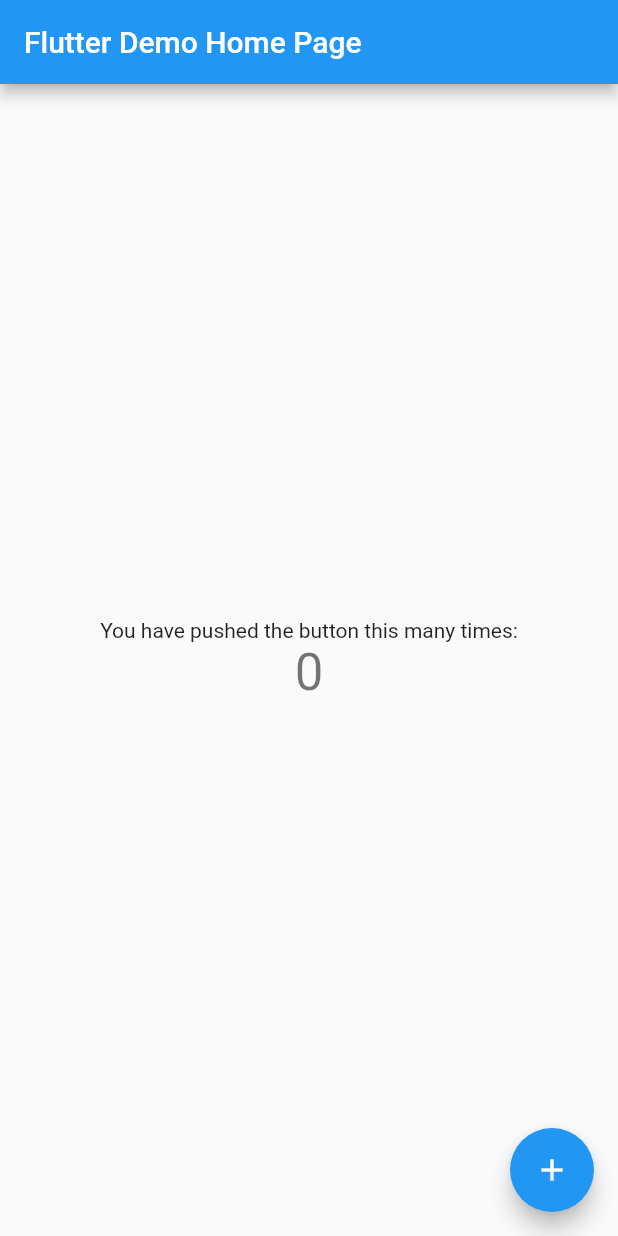
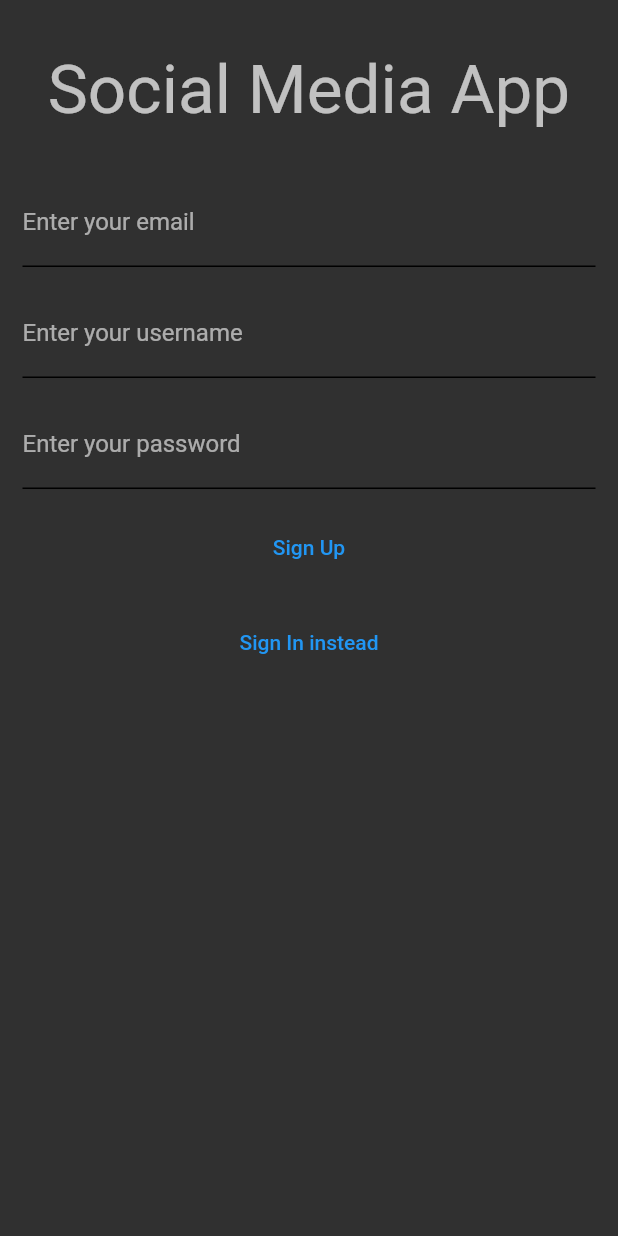
Before and after one commit to Seredyn/new_social_app, a Flutter app: the screen it shows after launch, on a phone screen of 412 x 824 dp. Run offline on Flutter 3.47's test engine with Material 2 defaults, Android fonts, the phone set to English and light mode, and no system bars; our stand-ins replace firebase_core; accounts and stored records are empty.

Commit message:
after migrating code from a previous project. THE APPLICATION RUNS ON BOTH SYSTEMS.

```diff
--- a/lib/main.dart
+++ b/lib/main.dart
@@ -1,6 +1,9 @@
 import 'package:flutter/material.dart';
 import 'package:firebase_core/firebase_core.dart';
 import 'firebase_options.dart';
+
+import 'package:new_social_app/screens/sign_in_screen.dart';
+import 'package:new_social_app/screens/sign_up_screen.dart';
 
 void main() async {
   WidgetsFlutterBinding.ensureInitialized();//этот метод нужно вызывать перед тем, как мы будем использовать нативный код. Следующий метод (await Firebase.initializeApp) использует именно нативный код на бекграунде)
@@ -10,116 +13,21 @@ void main() async {
   runApp(MyApp());
 }
 
-
-
-
-
 class MyApp extends StatelessWidget {
   const MyApp({Key? key}) : super(key: key);
 
   // This widget is the root of your application.
+  // Create new branch. IOS and Android was building
   @override
   Widget build(BuildContext context) {
     return MaterialApp(
-      title: 'Flutter Demo',
-      theme: ThemeData(
-        // This is the theme of your application.
-        //
-        // Try running your application with "flutter run". You'll see the
-        // application has a blue toolbar. Then, without quitting the app, try
-        // changing the primarySwatch below to Colors.green and then invoke
-        // "hot reload" (press "r" in the console where you ran "flutter run",
-        // or simply save your changes to "hot reload" in a Flutter IDE).
-        // Notice that the counter didn't reset back to zero; the application
-        // is not restarted.
-        primarySwatch: Colors.blue,
-      ),
-      home: const MyHomePage(title: 'Flutter Demo Home Page'),
+      theme: ThemeData.dark(),
+      home: SignUpScreen(),
+      routes: {
+        //"Sign in screen" : (context) => SignInScreen(),
+        SignInScreen.id : (context) => SignInScreen(),
+        SignUpScreen.id : (context) => SignUpScreen(),
+      },
     );
   }
 }
-
-class MyHomePage extends StatefulWidget {
-  const MyHomePage({Key? key, required this.title}) : super(key: key);
-
-  // This widget is the home page of your application. It is stateful, meaning
-  // that it has a State object (defined below) that contains fields that affect
-  // how it looks.
-
-  // This class is the configuration for the state. It holds the values (in this
-  // case the title) provided by the parent (in this case the App widget) and
-  // used by the build method of the State. Fields in a Widget subclass are
-  // always marked "final".
-
-  final String title;
-
-  @override
-  State<MyHomePage> createState() => _MyHomePageState();
-}
-
-class _MyHomePageState extends State<MyHomePage> {
-  int _counter = 0;
-
-  void _incrementCounter() {
-    setState(() {
-      // This call to setState tells the Flutter framework that something has
-      // changed in this State, which causes it to rerun the build method below
-      // so that the display can reflect the updated values. If we changed
-      // _counter without calling setState(), then the build method would not be
-      // called again, and so nothing would appear to happen.
-      _counter++;
-    });
-  }
-
-  @override
-  Widget build(BuildContext context) {
-    // This method is rerun every time setState is called, for instance as done
-    // by the _incrementCounter method above.
-    //
-    // The Flutter framework has been optimized to make rerunning build methods
-    // fast, so that you can just rebuild anything that needs updating rather
-    // than having to individually change instances of widgets.
-    return Scaffold(
-      appBar: AppBar(
-        // Here we take the value from the MyHomePage object that was created by
-        // the App.build method, and use it to set our appbar title.
-        title: Text(widget.title),
-      ),
-      body: Center(
-        // Center is a layout widget. It takes a single child and positions it
-        // in the middle of the parent.
-        child: Column(
-          // Column is also a layout widget. It takes a list of children and
-          // arranges them vertically. By default, it sizes itself to fit its
-          // children horizontally, and tries to be as tall as its parent.
-          //
-          // Invoke "debug painting" (press "p" in the console, choose the
-          // "Toggle Debug Paint" action from the Flutter Inspector in Android
-          // Studio, or the "Toggle Debug Paint" command in Visual Studio Code)
-          // to see the wireframe for each widget.
-          //
-          // Column has various properties to control how it sizes itself and
-          // how it positions its children. Here we use mainAxisAlignment to
-          // center the children vertically; the main axis here is the vertical
-          // axis because Columns are vertical (the cross axis would be
-          // horizontal).
-          mainAxisAlignment: MainAxisAlignment.center,
-          children: <Widget>[
-            const Text(
-              'You have pushed the button this many times:',
-            ),
-            Text(
-              '$_counter',
-              style: Theme.of(context).textTheme.headline4,
-            ),
-          ],
-        ),
-      ),
-      floatingActionButton: FloatingActionButton(
-        onPressed: _incrementCounter,
-        tooltip: 'Increment',
-        child: const Icon(Icons.add),
-      ), // This trailing comma makes auto-formatting nicer for build methods.
-    );
-  }
-}
--- /dev/null
+++ b/lib/screens/sign_up_screen.dart
@@ -0,0 +1,160 @@
+import 'package:flutter/material.dart';
+import 'package:new_social_app/screens/sign_in_screen.dart';
+
+class SignUpScreen extends StatefulWidget {
+  const SignUpScreen({Key? key}) : super(key: key);
+
+  static const String id = "sign_up_screen";
+
+  @override
+  _SignUpScreenState createState() => _SignUpScreenState();
+}
+
+class _SignUpScreenState extends State<SignUpScreen> {
+
+  final _formKey = GlobalKey<FormState>(); //нужно для Form()
+
+  String _email = "";
+  String _username = "";
+  String _password = "";
+
+  late final FocusNode _passwordFocusNode;
+  late final FocusNode _usernameFocusNode;
+
+  @override
+  void initState() {
+    // TODO: implement initState
+    super.initState();
+    _passwordFocusNode = FocusNode();
+    _usernameFocusNode = FocusNode();
+
+  }
+
+  @override
+  void dispose() {
+    // TODO: implement dispose
+    super.dispose();
+    _passwordFocusNode.dispose();
+    _usernameFocusNode.dispose();
+  }
+
+  @override
+  Widget build(BuildContext context) {
+    return Scaffold(
+      body: SafeArea(
+        child: Form(
+          key: _formKey,
+          child: Padding(
+            padding: const EdgeInsets.all(15.0),
+            child: SingleChildScrollView(
+              child: Column(
+                mainAxisSize: MainAxisSize.min,
+                children: [
+                  Padding(
+                    padding: const EdgeInsets.symmetric(vertical: 18.0),
+                    child: Text("Social Media App", style: Theme
+                        .of(context)
+                        .textTheme
+                        .headline3,),
+                  ),
+                  SizedBox(height: 15,),
+                  // email
+                  TextFormField(
+                    keyboardType: TextInputType.emailAddress,
+                    decoration: InputDecoration(
+                        enabledBorder: UnderlineInputBorder(
+                          borderSide: BorderSide(color: Colors.black),
+                        ),
+                        labelText: "Enter your email"
+                    ),
+                    textInputAction: TextInputAction.next,//Кнопка далее на клавиатуре
+                    onFieldSubmitted: (_) {
+                      FocusScope.of(context).requestFocus(_usernameFocusNode);
+                    },
+                    onSaved: (value) {
+                      _email = value!.trim();
+                    },
+                    validator: (value) {
+                      if (value!.isEmpty) {
+                        return "Please, enter your email";
+                      }
+                      return null;
+                    },
+                  ),
+                  SizedBox(height: 15,),
+                  // user Name
+                  TextFormField(
+                    focusNode: _usernameFocusNode,
+                    decoration: InputDecoration(
+                        enabledBorder: UnderlineInputBorder(
+                          borderSide: BorderSide(color: Colors.black),
+                        ),
+                        labelText: "Enter your username"
+                    ),
+                    textInputAction: TextInputAction.next,//Кнопка "далее" на клавиатуре
+                    onFieldSubmitted: (_) {
+                      FocusScope.of(context).requestFocus(_passwordFocusNode);
+                    },
+                    onSaved: (value) {
+                      _username = value!.trim();
+                    },
+                    validator: (value) {
+                      if (value!.isEmpty) {
+                        return "Please, enter your user Name";
+                      }
+                      return null;
+                    },
+                  ),
+                  SizedBox(height: 15,),
+                  // password
+                  TextFormField(
+                    //keyboardType: TextInputType.visiblePassword,
+                    obscureText: true,
+                    focusNode: _passwordFocusNode,//закрывает символы
+                    decoration: InputDecoration(
+                        enabledBorder: UnderlineInputBorder(
+                          borderSide: BorderSide(color: Colors.black),
+                        ),
+                        labelText: "Enter your password"
+                    ),
+                    textInputAction: TextInputAction.done,//Кнопка "готово" на клавиатуре
+                    onFieldSubmitted: (_) {
+
+                      //TODO Submit Form
+
+                    },
+                    onSaved: (value) {
+                      _password = value!.trim();
+                    },
+                    validator: (value) {
+                      if (value!.isEmpty) {
+                        return "Please, enter your password";
+                      }
+                      if (value!.length < 5) {
+                        return "Please enter 5 or more characters";
+                      }
+                      return null;
+                    },
+                  ),
+                  SizedBox(height: 15,),
+                  TextButton(onPressed: () {
+
+                    //TODO Submit Form
+
+                  },
+                      child: Text("Sign Up")),
+                  SizedBox(height: 15,),
+                  TextButton(onPressed: () {
+                    //Go to sign in screen
+                    Navigator.of(context).pushReplacementNamed(SignInScreen.id);
+                  },
+                      child: Text("Sign In instead")),
+                ],
+              ),
+            ),
+          ),
+        ),
+      ),
+    );
+  }
+}
```
Also changed, not shown: lib/screens/posts_screen.dart (added, +22 -0 lines), lib/screens/sign_in_screen.dart (added, +131 -0 lines).
